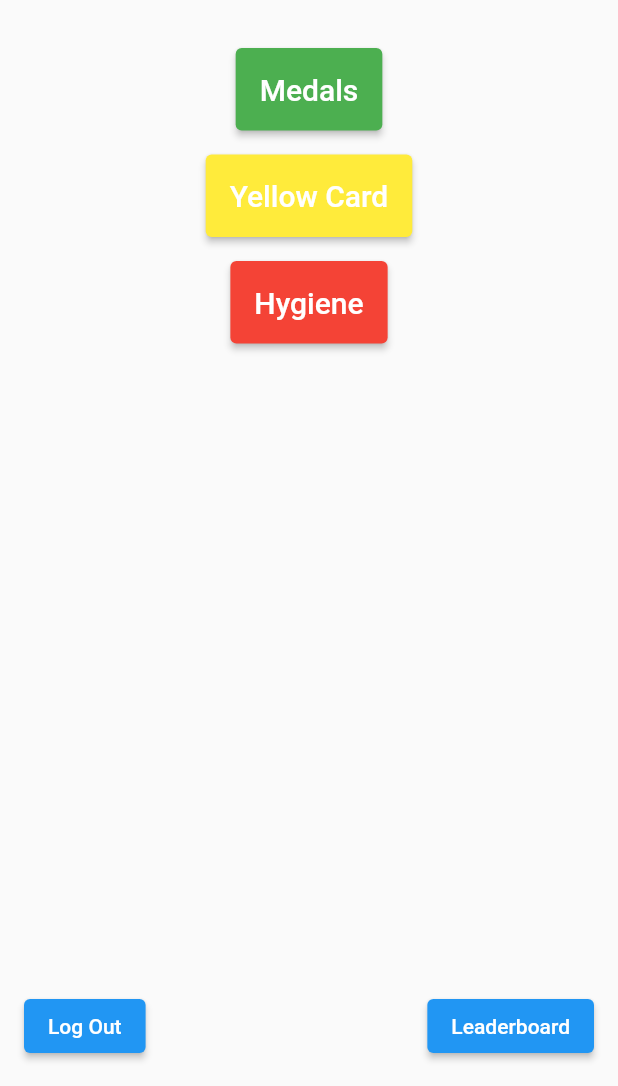
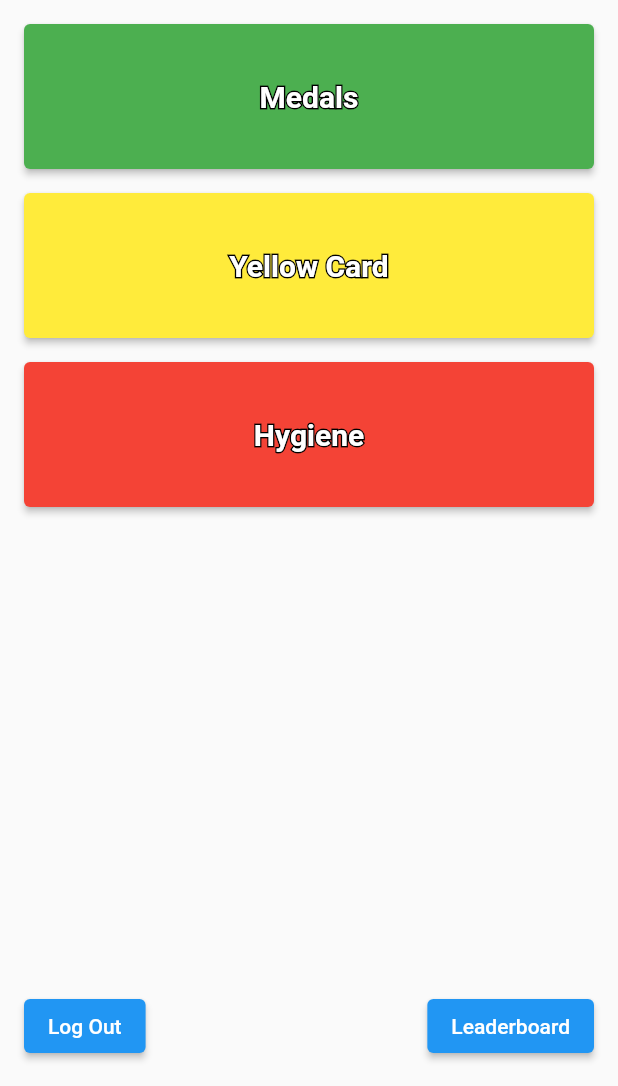
Before and after one commit to NicBeans/G2G-Mobile-Application, a Flutter app: the HomePage screen opened by its route, on a phone screen of 412 x 824 dp, the part 150-1236 px from its top. Run offline on Flutter 3.47's test engine with Material 2 defaults, Android fonts, the phone set to English and light mode, and no system bars; our stand-ins replace flutter_dotenv; missing offline and left inert: mysql1.

Commit message:
I amended my war crimes and i have paid in full. Please see the new updated HomePage UI.

```diff
--- a/lib/main.dart
+++ b/lib/main.dart
@@ -1,86 +1,7 @@
 import 'package:flutter/material.dart';
 import 'package:mysql1/mysql1.dart';
-import 'package:sqflite/sqflite.dart';
-import 'package:path/path.dart';
+
 import 'package:flutter_dotenv/flutter_dotenv.dart';
-
-class DatabaseHelper {
-  static Database? _database;
-
-  static Future<Database> get database async {
-    if (_database != null) return _database!;
-
-    // If _database is null, initialize it
-    _database = await _initDatabase();
-    return _database!;
-  }
-
-  static Future<Database> _initDatabase() async {
-    final dbPath = await getDatabasesPath();
-    final path = join(dbPath, 'g2g.db');
-
-    return await openDatabase(path, version: 1, onCreate: _createDatabase);
-  }
-
-  static Future<void> _createDatabase(Database db, int version) async {
-    await db.execute('''
-      CREATE TABLE EMPLOYEE (
-        empID INTEGER PRIMARY KEY,
-        f_name TEXT,
-        l_name TEXT,
-        isManager INTEGER,
-        department TEXT,
-        email TEXT,
-        password TEXT
-      )
-    ''');
-
-    await db.execute('''
-      CREATE TABLE OBSERVATIONS (
-        obsID INTEGER PRIMARY KEY,
-        empID INTEGER,
-        timestamp TEXT,
-        medal INTEGER,
-        yellowCard INTEGER,
-        hygeiene INTEGER,
-        reason TEXT,
-        FOREIGN KEY (empID) REFERENCES EMPLOYEE(empID)
-      )
-    ''');
-
-    // Insert template data
-    await db.execute('''
-      INSERT INTO EMPLOYEE (empID, f_name, l_name, isManager, department, email, password)
-      VALUES
-        (1, 'John', 'Doe', 0, 'Sales', 'john.doe@example.com', 'password1'),
-        (2, 'Jane', 'Smith', 1, 'HR', 'jane.smith@example.com', 'password2'),
-        (3, 'Michael', 'Johnson', 0, 'IT', 'michael.johnson@example.com', 'password3'),
-        (4, 'Emily', 'Davis', 0, 'Finance', 'emily.davis@example.com', 'password4'),
-        (5, 'Robert', 'Wilson', 0, 'Marketing', 'robert.wilson@example.com', 'password5'),
-        (6, 'Sophia', 'Brown', 1, 'Operations', 'sophia.brown@example.com', 'password6'),
-        (7, 'David', 'Anderson', 0, 'Sales', 'david.anderson@example.com', 'password7'),
-        (8, 'Olivia', 'Taylor', 0, 'IT', 'olivia.taylor@example.com', 'password8'),
-        (9, 'James', 'Clark', 0, 'Finance', 'james.clark@example.com', 'password9'),
-        (10, 'Emma', 'Walker', 0, 'Marketing', 'emma.walker@example.com', 'password10')
-    ''');
-
-    await db.execute('''
-      INSERT INTO OBSERVATIONS (obsID, empID, timestamp, medal, yellowCard, hygeiene, reason)
-      VALUES
-        (1, 1, '2023-06-01 09:30:00', 2, 0, 4, 'Exceeded sales targets'),
-        (2, 2, '2023-06-02 14:45:00', 1, 1, 2, 'Provided excellent customer service'),
-        (3, 3, '2023-06-03 11:15:00', 0, 0, 3, 'Resolved IT issues promptly'),
-        (4, 4, '2023-06-04 16:20:00', 1, 0, 1, 'Ensured accurate financial reporting'),
-        (5, 5, '2023-06-05 13:00:00', 0, 2, 2, 'Implemented successful marketing campaign'),
-        (6, 6, '2023-06-01 10:00:00', 3, 0, 5, 'Streamlined operations processes'),
-        (7, 7, '2023-06-02 15:30:00', 1, 0, 1, 'Closed significant sales deal'),
-        (8, 8, '2023-06-03 12:45:00', 0, 1, 3, 'Maintained IT security protocols'),
-        (9, 9, '2023-06-04 17:10:00', 0, 0, 2, 'Analyzed financial data accurately'),
-        (10, 10, '2023-06-05 14:15:00', 1, 1, 4, 'Developed effective marketing strategy')
-    ''');
-  }
-}
-
 
 Future<void> main() async {
   //await dotenv.load(); // Load the environment variables
@@ -114,38 +35,11 @@ class LoginPage extends StatelessWidget {
   final TextEditingController passwordController = TextEditingController();
   final ValueNotifier<bool> rememberMe = ValueNotifier<bool>(false);
 
-  Future<void> loginverification(BuildContext context) async {
-    try {
-      final db = await DatabaseHelper.database;
-      final employees = await db.rawQuery('''
-      SELECT * FROM EMPLOYEE WHERE email = ? AND password = ?
-    ''', [emailController.text, passwordController.text]);
-
-      if (employees.isNotEmpty) {
-        // Authentication successful
+  void login(BuildContext context) {
+    // Perform login authentication logic here
+    // You can check the email and password entered by the user
+    // and navigate to the home page if the authentication is successful
     Navigator.pushNamed(context, '/home');
-      } else {
-        // Authentication failed
-        showDialog(
-          context: context,
-          builder: (context) {
-            return AlertDialog(
-              title: Text("Error"),
-              content: Text("Invalid credentials"),
-              actions: [
-                TextButton(
-                  child: Text("OK"),
-                  onPressed: () => Navigator.pop(context),
-                ),
-              ],
-            );
-          },
-        );
-      }
-    } catch (e) {
-      debugPrint(e.toString());
-      print(e.toString());
-    }
   }
 
   @override
@@ -221,7 +115,7 @@ class LoginPage extends StatelessWidget {
               ),
               SizedBox(height: 16.0),
               ElevatedButton(
-                onPressed: () => loginverification(context),
+                onPressed: () => login(context),
                 child: Text('Login'),
               ),
             ],
@@ -263,46 +157,120 @@ class HomePage extends StatelessWidget {
                   ),
                 ),
               ),
-              SizedBox(height: 16.0),
-              ElevatedButton(
+              Expanded(
+                child: Column(
+                  children: [
+                    Expanded(
+                      child: ElevatedButton(
                         onPressed: () {
                           Navigator.pushNamed(context, '/medal_submission');
                         },
                         style: ElevatedButton.styleFrom(
                           primary: Colors.green, // Set the button color to green
                           padding: EdgeInsets.all(16.0), // Add padding to the button
+                          minimumSize: Size(double.infinity, 0), // Make the button width as wide as the screen
                         ),
-                child: Text(
+                        child: Stack(
+                          alignment: Alignment.center,
+                          children: [
+                            Text(
                               'Medals',
-                  style: TextStyle(fontSize: 20), // Increase the font size
+                              style: TextStyle(
+                                fontSize: 20,
+                                fontWeight: FontWeight.bold,
+                                foreground: Paint()
+                                  ..style = PaintingStyle.stroke
+                                  ..strokeWidth = 2
+                                  ..color = Colors.black,
+                              ),
+                            ),
+                            Text(
+                              'Medals',
+                              style: TextStyle(
+                                fontSize: 20,
+                                fontWeight: FontWeight.bold,
+                                color: Colors.white,
+                              ),
+                            ),
+                          ],
+                        ),
                       ),
                     ),
                     SizedBox(height: 16.0),
-              ElevatedButton(
+                    Expanded(
+                      child: ElevatedButton(
                         onPressed: () {
                           Navigator.pushNamed(context, '/yellow_card');
                         },
                         style: ElevatedButton.styleFrom(
                           primary: Colors.yellow, // Set the button color to yellow
                           padding: EdgeInsets.all(16.0), // Add padding to the button
+                          minimumSize: Size(double.infinity, 0), // Make the button width as wide as the screen
                         ),
-                child: Text(
+                        child: Stack(
+                          alignment: Alignment.center,
+                          children: [
+                            Text(
                               'Yellow Card',
-                  style: TextStyle(fontSize: 20), // Increase the font size
+                              style: TextStyle(
+                                fontSize: 20,
+                                fontWeight: FontWeight.bold,
+                                foreground: Paint()
+                                  ..style = PaintingStyle.stroke
+                                  ..strokeWidth = 2
+                                  ..color = Colors.black,
+                              ),
+                            ),
+                            Text(
+                              'Yellow Card',
+                              style: TextStyle(
+                                fontSize: 20,
+                                fontWeight: FontWeight.bold,
+                                color: Colors.white,
+                              ),
+                            ),
+                          ],
+                        ),
                       ),
                     ),
                     SizedBox(height: 16.0),
-              ElevatedButton(
+                    Expanded(
+                      child: ElevatedButton(
                         onPressed: () {
                           Navigator.pushNamed(context, '/hygiene_submission');
                         },
                         style: ElevatedButton.styleFrom(
                           primary: Colors.red, // Set the button color to red
                           padding: EdgeInsets.all(16.0), // Add padding to the button
+                          minimumSize: Size(double.infinity, 0), // Make the button width as wide as the screen
                         ),
-                child: Text(
+                        child: Stack(
+                          alignment: Alignment.center,
+                          children: [
+                            Text(
                               'Hygiene',
-                  style: TextStyle(fontSize: 20), // Increase the font size
+                              style: TextStyle(
+                                fontSize: 20,
+                                fontWeight: FontWeight.bold,
+                                foreground: Paint()
+                                  ..style = PaintingStyle.stroke
+                                  ..strokeWidth = 2
+                                  ..color = Colors.black,
+                              ),
+                            ),
+                            Text(
+                              'Hygiene',
+                              style: TextStyle(
+                                fontSize: 20,
+                                fontWeight: FontWeight.bold,
+                                color: Colors.white,
+                              ),
+                            ),
+                          ],
+                        ),
+                      ),
+                    ),
+                  ],
                 ),
               ),
               Spacer(),
```
Lines whose indentation alone changed are shown as unchanged.
